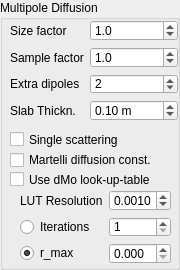
Before: the Qt Designer form src/qtgui/multipoleBSSRDFWidget.ui in tomka/mitsuba-renderer, drawn with Qt 5.
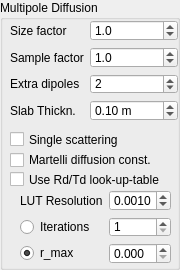
After: the same form once the commit is applied.

The edit to the form file:
```diff
--- a/src/qtgui/multipoleBSSRDFWidget.ui
+++ b/src/qtgui/multipoleBSSRDFWidget.ui
@@ -174,7 +174,7 @@
     <string>Use a look-up-table for contributions to the radiant extitance</string>
    </property>
    <property name="text">
-    <string>Use dMo look-up-table</string>
+    <string>Use Rd/Td look-up-table</string>
    </property>
   </widget>
   <widget class="QWidget" name="formLayoutWidget">
```
Left out of the diff: 2 changed lines with no effect on the pictures.
